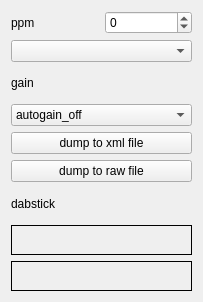
Before: the Qt Designer form devices/rtlsdr-handler/rtlsdr-widget.ui in JvanKatwijk/qt-dab, drawn with Qt 5.
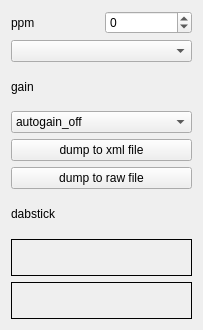
After: the same form once the commit is applied.

```diff
--- a/devices/rtlsdr-handler/rtlsdr-widget.ui
+++ b/devices/rtlsdr-handler/rtlsdr-widget.ui
@@ -7,7 +7,7 @@
     <x>0</x>
     <y>0</y>
     <width>203</width>
-    <height>302</height>
+    <height>330</height>
    </rect>
   </property>
   <property name="windowTitle">
```
Left out of the diff: 2 changed lines with no effect on the pictures.
